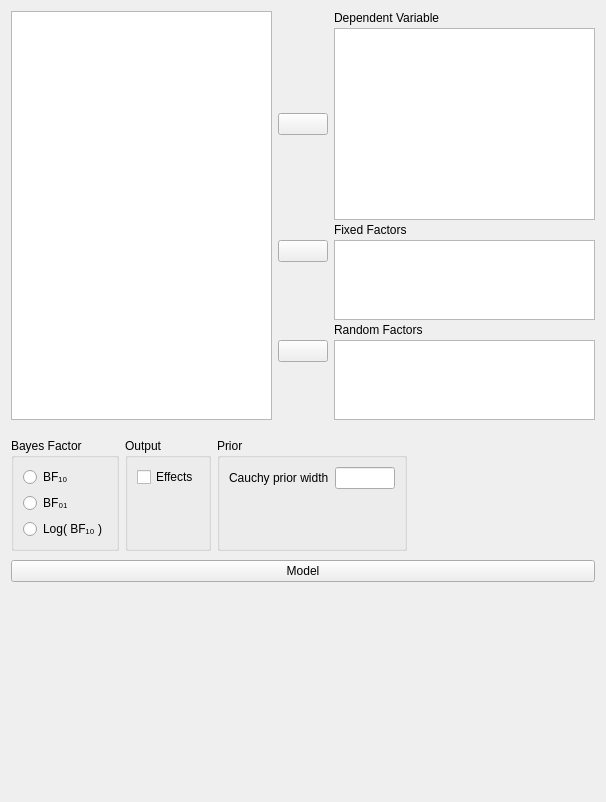
jasp-stats/jasp-desktop, file JASP-Desktop/analysisforms/anovabayesianform.ui: the form before one commit.
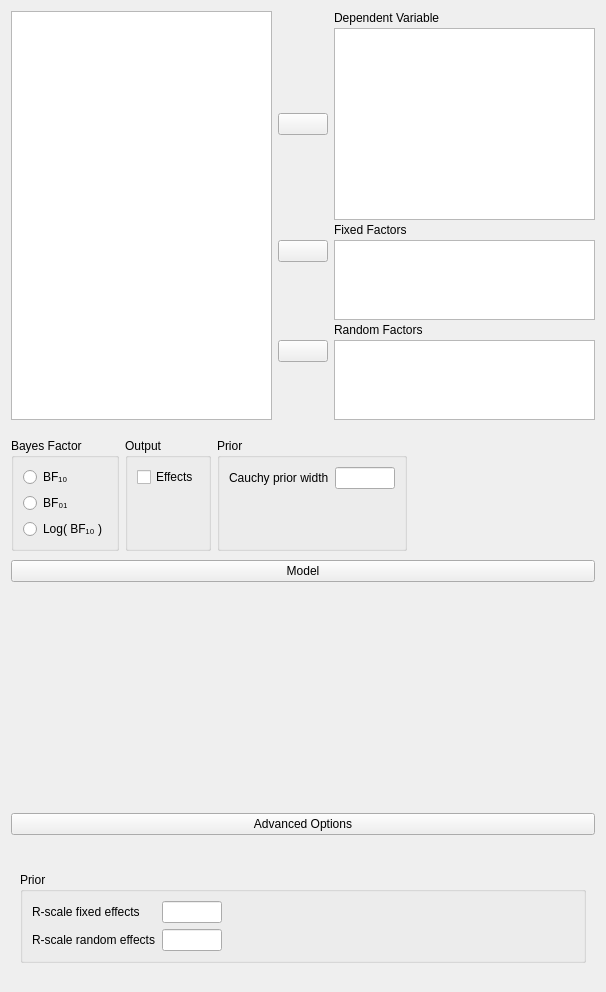
The form after the commit. Custom widgets are drawn as their Qt base class.

Commit message: B ANOVA: added prior options to UI

Patch:
```diff
--- a/JASP-Desktop/analysisforms/anovabayesianform.ui
+++ b/JASP-Desktop/analysisforms/anovabayesianform.ui
@@ -7,7 +7,7 @@
     <x>0</x>
     <y>0</y>
     <width>606</width>
-    <height>800</height>
+    <height>992</height>
    </rect>
   </property>
   <property name="sizePolicy">
@@ -474,6 +474,115 @@
      </layout>
     </widget>
    </item>
+   <item row="3" column="0">
+    <widget class="QWidget" name="advancedBox" native="true">
+     <layout class="QGridLayout" name="gridLayout_2">
+      <property name="leftMargin">
+       <number>0</number>
+      </property>
+      <property name="topMargin">
+       <number>0</number>
+      </property>
+      <property name="rightMargin">
+       <number>0</number>
+      </property>
+      <item row="0" column="0" rowspan="2" colspan="2">
+       <widget class="ExpanderButton" name="expanderAdvanced">
+        <property name="text">
+         <string>Advanced Options</string>
+        </property>
+       </widget>
+      </item>
+      <item row="2" column="0" rowspan="2" colspan="2">
+       <widget class="QWidget" name="advancedOptions" native="true">
+        <layout class="QGridLayout" name="gridLayout_7">
+         <item row="0" column="0">
+          <widget class="GroupBox" name="groupBox_2">
+           <property name="title">
+            <string>Prior</string>
+           </property>
+           <layout class="QGridLayout" name="gridLayout_9">
+            <item row="0" column="0">
+             <widget class="QLabel" name="label_5">
+              <property name="text">
+               <string>R-scale fixed effects</string>
+              </property>
+             </widget>
+            </item>
+            <item row="0" column="1">
+             <widget class="BoundTextBox" name="priorFixedEffects">
+              <property name="minimumSize">
+               <size>
+                <width>60</width>
+                <height>0</height>
+               </size>
+              </property>
+              <property name="maximumSize">
+               <size>
+                <width>60</width>
+                <height>16777215</height>
+               </size>
+              </property>
+             </widget>
+            </item>
+            <item row="0" column="2">
+             <spacer name="horizontalSpacer">
+              <property name="orientation">
+               <enum>Qt::Horizontal</enum>
+              </property>
+              <property name="sizeHint" stdset="0">
+               <size>
+                <width>293</width>
+                <height>20</height>
+               </size>
+              </property>
+             </spacer>
+            </item>
+            <item row="1" column="0">
+             <widget class="QLabel" name="label_6">
+              <property name="text">
+               <string>R-scale random effects</string>
+              </property>
+             </widget>
+            </item>
+            <item row="1" column="1">
+             <widget class="BoundTextBox" name="priorRandomEffects">
+              <property name="minimumSize">
+               <size>
+                <width>60</width>
+                <height>0</height>
+               </size>
+              </property>
+              <property name="maximumSize">
+               <size>
+                <width>60</width>
+                <height>16777215</height>
+               </size>
+              </property>
+             </widget>
+            </item>
+            <item row="1" column="2">
+             <spacer name="horizontalSpacer_2">
+              <property name="orientation">
+               <enum>Qt::Horizontal</enum>
+              </property>
+              <property name="sizeHint" stdset="0">
+               <size>
+                <width>293</width>
+                <height>20</height>
+               </size>
+              </property>
+             </spacer>
+            </item>
+           </layout>
+          </widget>
+         </item>
+        </layout>
+       </widget>
+      </item>
+     </layout>
+    </widget>
+   </item>
   </layout>
  </widget>
  <customwidgets>
```
The commit also changes 2 other files.
